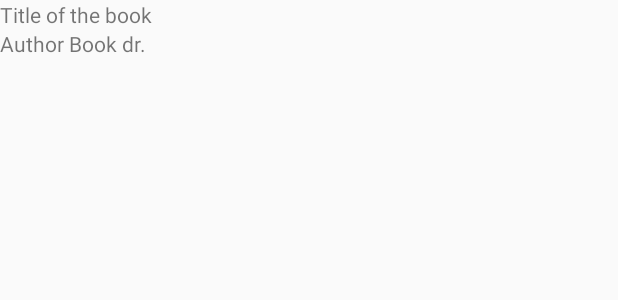
After one commit to davidfabian/BookSearch, an Android app: the layout list_item.xml on its own in the app's theme, with its tools: preview values and no code run, on a phone screen of 412 x 824 dp. The commit adds this screen. Shown: the top 300 px of the screen. Run offline under Robolectric (Android 15) with nearby library versions, the phone set to English and light mode, and no system bars.

Commit message:
created new classes, adapter, and activity, layouts for listviews. TODO: connect search button, make it open new activity, and populate, display book list.

```diff
--- a/app/src/main/AndroidManifest.xml
+++ b/app/src/main/AndroidManifest.xml
@@ -16,6 +16,9 @@
                 <category android:name="android.intent.category.LAUNCHER" />
             </intent-filter>
         </activity>
+        <activity android:name=".VolumeActivity">
+
+        </activity>
     </application>
 
 </manifest>
--- /dev/null
+++ b/app/src/main/res/layout/list_item.xml
@@ -0,0 +1,20 @@
+<?xml version="1.0" encoding="utf-8"?>
+<LinearLayout xmlns:android="http://schemas.android.com/apk/res/android"
+    xmlns:tools="http://schemas.android.com/tools"
+    android:id="@+id/list_linear_layout"
+    android:layout_width="match_parent"
+    android:layout_height="wrap_content"
+    android:orientation="vertical">
+
+    <TextView
+        android:id="@+id/title_textview"
+        android:layout_width="match_parent"
+        android:layout_height="wrap_content"
+        tools:text="Title of the book" />
+
+    <TextView
+        android:id="@+id/author_textview"
+        android:layout_width="match_parent"
+        android:layout_height="wrap_content"
+        tools:text="Author Book dr." />
+</LinearLayout>
```
Also changed, not shown: app/src/main/java/com/example/d/booksearch/MainActivity.java (+14 -6 lines), app/src/main/java/com/example/d/booksearch/VolumeActivity.java (+25 -1 lines), app/src/main/java/com/example/d/booksearch/VolumeAdapter.java (added, +43 -0 lines), app/src/main/res/layout/volume_view.xml (added, +28 -0 lines).
